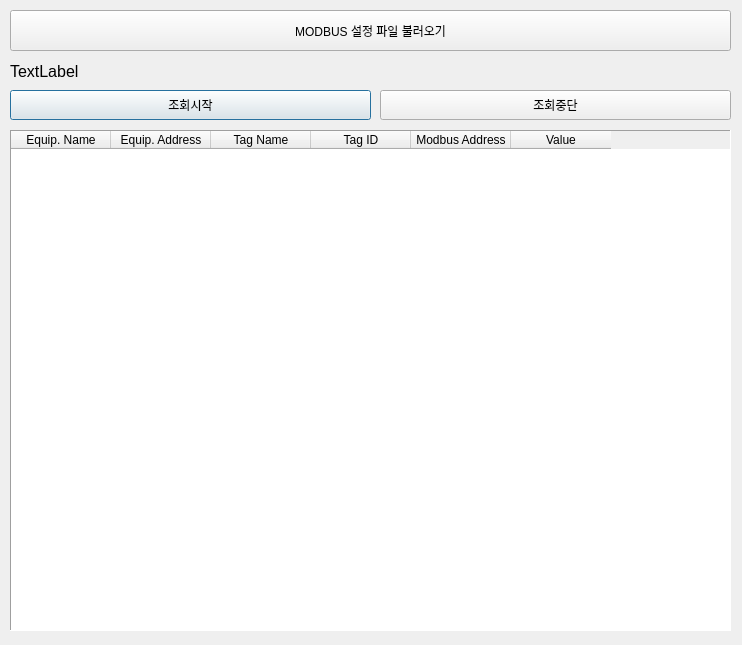
Qt form modules/modbus_comm/modbus_hunter/modbus_hunter.ui (wkim300/BASS-BEMS) before a commit.
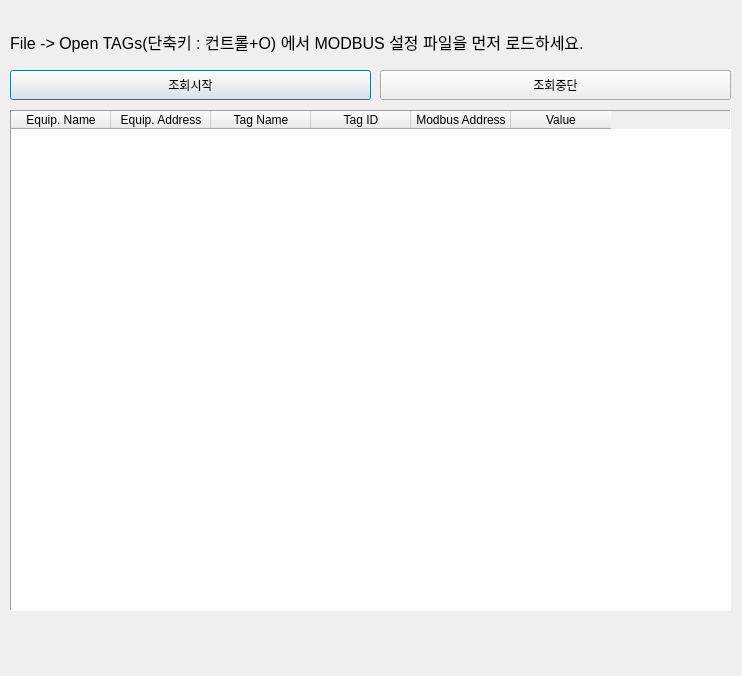
The same form after that commit.

Commit message: 20200903-Jonna Fast

Patch:
```diff
--- a/modules/modbus_comm/modbus_hunter/modbus_hunter.ui
+++ b/modules/modbus_comm/modbus_hunter/modbus_hunter.ui
@@ -7,7 +7,7 @@
     <x>0</x>
     <y>0</y>
     <width>742</width>
-    <height>645</height>
+    <height>676</height>
    </rect>
   </property>
   <property name="windowTitle">
@@ -17,7 +17,7 @@
    <property name="geometry">
     <rect>
      <x>10</x>
-     <y>130</y>
+     <y>110</y>
      <width>721</width>
      <height>501</height>
     </rect>
@@ -72,7 +72,7 @@
    <property name="geometry">
     <rect>
      <x>10</x>
-     <y>90</y>
+     <y>70</y>
      <width>361</width>
      <height>30</height>
     </rect>
@@ -85,9 +85,9 @@
    <property name="geometry">
     <rect>
      <x>10</x>
-     <y>61</y>
+     <y>21</y>
      <width>721</width>
-     <height>21</height>
+     <height>41</height>
     </rect>
    </property>
    <property name="font">
@@ -96,14 +96,14 @@
     </font>
    </property>
    <property name="text">
-    <string>TextLabel</string>
+    <string>File -&gt; Open TAGs(단축키 : 컨트롤+O) 에서 MODBUS 설정 파일을 먼저 로드하세요.</string>
    </property>
   </widget>
   <widget class="QPushButton" name="pollstopbtn">
    <property name="geometry">
     <rect>
      <x>380</x>
-     <y>90</y>
+     <y>70</y>
      <width>351</width>
      <height>30</height>
     </rect>
@@ -112,19 +112,6 @@
     <string>조회중단</string>
    </property>
   </widget>
-  <widget class="QPushButton" name="open_json">
-   <property name="geometry">
-    <rect>
-     <x>10</x>
-     <y>10</y>
-     <width>721</width>
-     <height>41</height>
-    </rect>
-   </property>
-   <property name="text">
-    <string>MODBUS 설정 파일 불러오기</string>
-   </property>
-  </widget>
  </widget>
  <resources/>
  <connections/>
```
The commit also changes 1 other file.
